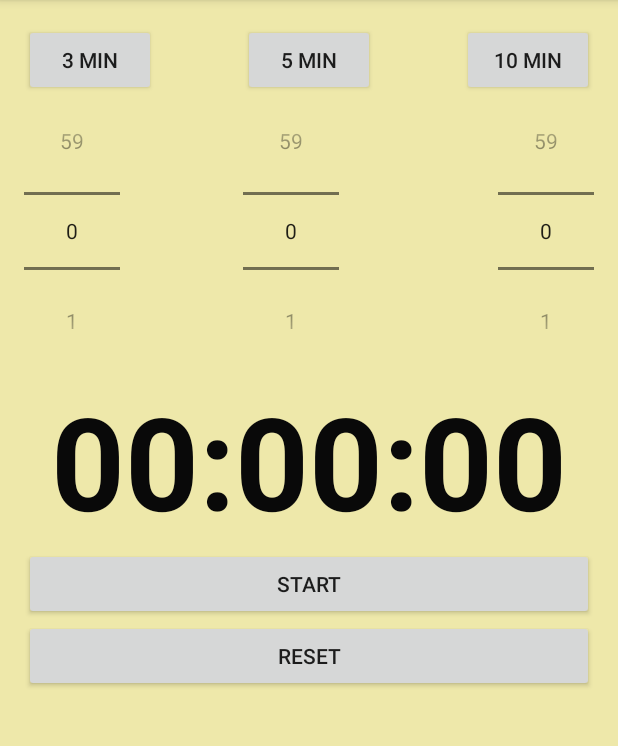
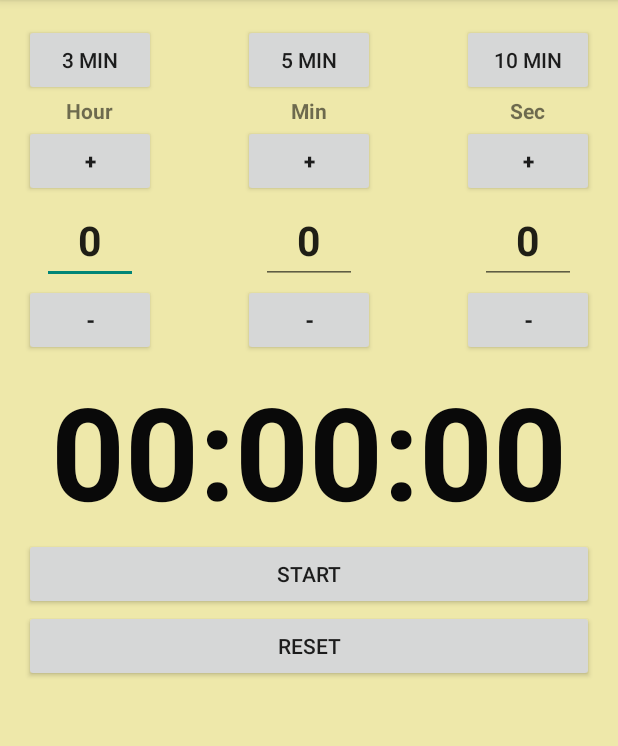
Before and after one commit to rodolfothegreat/AContdownTimer, an Android app: the screen it shows after launch (TimerMainActivity), on a phone screen of 412 x 824 dp, the part 84-830 px from its top. Run offline under Robolectric (Android 15) with nearby library versions, the phone set to English and light mode, and no system bars.

```diff
--- a/app/build.gradle
+++ b/app/build.gradle
@@ -3,13 +3,11 @@ apply plugin: 'com.android.application'
 android {
     compileSdkVersion 21
     buildToolsVersion "21.1.2"
-
     defaultConfig {
         applicationId "com.manzana.rde.acontdowntimer"
         minSdkVersion 13
         targetSdkVersion 21
-        versionCode 1
-        versionName "1.0"
+        versionName '1.5'
     }
     buildTypes {
         release {
@@ -17,6 +15,8 @@ android {
             proguardFiles getDefaultProguardFile('proguard-android.txt'), 'proguard-rules.pro'
         }
     }
+    productFlavors {
+    }
 }
 
 dependencies {
--- /dev/null
+++ b/app/src/main/java/com/manzana/rde/acontdowntimer/RdeSelectorView.java
@@ -0,0 +1,183 @@
+package com.manzana.rde.acontdowntimer;
+
+/**
+ * Created by Rodolfo on 4/04/2015.
+ */
+import android.content.Context;
+import android.content.res.TypedArray;
+import android.graphics.Canvas;
+import android.graphics.Color;
+import android.graphics.Paint;
+import android.graphics.drawable.Drawable;
+import android.text.Editable;
+import android.text.TextPaint;
+import android.text.TextWatcher;
+import android.util.AttributeSet;
+import android.view.LayoutInflater;
+import android.view.View;
+import android.widget.Button;
+import android.widget.EditText;
+import android.widget.ImageButton;
+import android.widget.LinearLayout;
+import android.widget.TextView;
+
+
+/**
+ * TODO: document your custom view class.
+ */
+public class RdeSelectorView extends LinearLayout {
+
+    Button btnUp = null;
+    Button btnDown = null;
+    EditText  edtNumber = null;
+    TextView tvCaption;
+    private int mMax = 59;
+
+    public void setEnabled(boolean enabled){
+
+        super.setEnabled(enabled);
+        if (btnUp != null)
+            btnUp.setEnabled(enabled);
+
+        if (btnDown != null)
+            btnDown.setEnabled(enabled);
+
+        if(edtNumber != null)
+            edtNumber.setEnabled(enabled);
+
+    }
+
+    static int stringtoInteger(String x) {
+        String value = "";
+        for (int i = 0; i < x.length(); i++) {
+            char character = x.charAt(i);
+            if (Character.isDigit(character)) {
+                value = value + character;
+            }
+        }
+        if (value == "")
+            value = "0";
+        return Integer.parseInt(value);
+    }
+
+    public int getMax() {
+        return mMax;
+    }
+
+    public void setMax(int amax) {
+        mMax = amax;
+        if (mMax > 99)
+            mMax = 99;
+    }
+
+    public void setValue(int avalue) {
+        if (avalue < 0)
+            avalue = 0;
+        if(avalue > mMax)
+            avalue = mMax;
+        edtNumber.setText(String.valueOf(avalue));
+    }
+
+    public int getValue() {
+        return stringtoInteger(edtNumber.getText().toString().trim());
+    }
+
+    public void setCaption(String acaption) {
+        tvCaption.setText(acaption);
+    }
+
+    public RdeSelectorView(Context context) {
+        super(context);
+        init(context, null, 0);
+    }
+
+    public RdeSelectorView(Context context, AttributeSet attrs) {
+        super(context, attrs);
+        init(context, attrs, 0);
+    }
+
+    public RdeSelectorView(Context context, AttributeSet attrs, int defStyle) {
+        super(context, attrs, defStyle);
+        init(context, attrs, defStyle);
+    }
+
+    private void init(Context context, AttributeSet attrs, int defStyle) {
+        // Load attributes
+        LayoutInflater inflater = LayoutInflater.from(context);
+        //inflater.inflate(R.layout.rde_selector_view, this);
+        inflater.inflate(R.layout.layout_extra , this);
+
+        btnUp = (Button) findViewById(R.id.btnUp);
+        btnUp.setOnClickListener(new OnClickListener() {
+            @Override
+            public void onClick(View v) {
+                String avalue = edtNumber.getText().toString().trim();
+                if (avalue.length() == 0)
+                    avalue = "0";
+
+                int thevalue = RdeSelectorView.stringtoInteger(avalue) + 1;
+                if (thevalue > mMax)
+                    thevalue = mMax;
+
+                edtNumber.setText(String.valueOf(thevalue) );
+
+            }
+        });
+        btnDown = (Button) findViewById(R.id.btnDown);
+        btnDown.setOnClickListener(new OnClickListener() {
+            @Override
+            public void onClick(View v) {
+                String avalue = edtNumber.getText().toString().trim();
+                if(avalue.length() == 0)
+                    avalue = "0";
+
+                int thevalue = RdeSelectorView.stringtoInteger(avalue) - 1;
+                if (thevalue < 0)
+                    thevalue = 0;
+
+                edtNumber.setText(String.valueOf(thevalue) );
+
+            }
+        });
+        edtNumber = (EditText)findViewById(R.id.edtNumber);
+        edtNumber.setText("0");
+        edtNumber.addTextChangedListener(new TextWatcher() {
+            @Override
+            public void beforeTextChanged(CharSequence s, int start, int count, int after) {
+
+            }
+
+            @Override
+            public void onTextChanged(CharSequence s, int start, int before, int count) {
+            }
+
+            @Override
+            public void afterTextChanged(Editable s) {
+                String avalue = edtNumber.getText().toString().trim();
+                int thevalue = RdeSelectorView.stringtoInteger(avalue);
+                int oldvalue = thevalue;
+                if (thevalue < 0)
+                    thevalue = 0;
+                if(thevalue > mMax)
+                    thevalue = mMax;
+                if(oldvalue != thevalue)
+                    edtNumber.setText(String.valueOf(thevalue) );
+            }
+        });
+
+        tvCaption = (TextView) findViewById(R.id.tvCaption);
+
+
+        // Set up a default TextPaint object
+
+        // Update TextPaint and text measurements from attributes
+    }
+
+
+    @Override
+    protected void onDraw(Canvas canvas) {
+        super.onDraw(canvas);
+
+    }
+
+}
--- a/app/src/main/java/com/manzana/rde/acontdowntimer/TimerMainActivity.java
+++ b/app/src/main/java/com/manzana/rde/acontdowntimer/TimerMainActivity.java
@@ -34,9 +34,9 @@ import android.widget.Toast;
 
 public class TimerMainActivity extends ActionBarActivity {
 
-    NumberPicker npHours;
-    NumberPicker npMins;
-    NumberPicker npSecs;
+    RdeSelectorView npHours;
+    RdeSelectorView npMins;
+    RdeSelectorView npSecs;
     Button btnStart;
     Button btnReset;
     Button btn3Min;
@@ -56,19 +56,19 @@ public class TimerMainActivity extends ActionBarActivity {
     protected void onCreate(Bundle savedInstanceState) {
         super.onCreate(savedInstanceState);
         setContentView(R.layout.activity_main);
-        npHours = (NumberPicker) findViewById(R.id.npHours);
-        npMins = (NumberPicker) findViewById(R.id.npMins);
-        npSecs = (NumberPicker) findViewById(R.id.npSecs);
-        npSecs.setMinValue(0);
-        npSecs.setMaxValue(59);
+        npHours = (RdeSelectorView) findViewById(R.id.npHours);
+        npHours.setCaption("Hour");
+        npMins = (RdeSelectorView) findViewById(R.id.npMins);
+        npMins.setCaption("Min");
+        npSecs = (RdeSelectorView) findViewById(R.id.npSecs);
+        npSecs.setCaption("Sec");
+        npSecs.setMax(59);
     //    npSecs.setWrapSelectorWheel(true);
 
-        npMins.setMinValue(0);
-        npMins.setMaxValue(59);
+        npMins.setMax(59);
         //   npMins.setWrapSelectorWheel(false);
 
-        npHours.setMinValue(0);
-        npHours.setMaxValue(59);
+        npHours.setMax(59);
         //    npHours.setWrapSelectorWheel(false);
 
 
--- a/app/src/main/res/layout-land/activity_main.xml
+++ b/app/src/main/res/layout-land/activity_main.xml
@@ -47,43 +47,6 @@
             </Button>
         </LinearLayout>
 
-        <LinearLayout
-            android:orientation="horizontal"
-            android:layout_width="match_parent"
-            android:layout_height="wrap_content"
-            android:paddingTop="5dp"
-            android:paddingBottom="5dp"
-            android:gravity="center|fill_horizontal">
-
-            <TextView
-                android:layout_width="wrap_content"
-                android:layout_height="wrap_content"
-                android:text="Hours"
-                android:layout_gravity="center_horizontal"
-                android:gravity="center"
-                android:layout_weight="1"
-                android:id="@+id/textView1"/>
-
-            <TextView
-                android:layout_width="wrap_content"
-                android:layout_height="wrap_content"
-                android:text="Mins"
-                android:layout_gravity="fill_horizontal|center_horizontal|bottom|right"
-                android:layout_weight="1"
-                android:gravity="center"
-                android:id="@+id/textView2" />
-            <TextView
-                android:layout_width="wrap_content"
-                android:layout_height="wrap_content"
-                android:text="Secs"
-                android:layout_gravity="center_horizontal"
-                android:layout_weight="1"
-                android:gravity="center"
-                android:id="@+id/textView3"
-                android:textAlignment="center" />
-
-        </LinearLayout>
-
 
         <LinearLayout
             android:orientation="horizontal"
@@ -92,22 +55,25 @@
             android:paddingTop="5dp"
             android:paddingBottom="5dp"
             android:gravity="center|fill_horizontal">
-            <NumberPicker
+            <view
                 android:layout_width="wrap_content"
                 android:layout_height="wrap_content"
+                class="com.manzana.rde.acontdowntimer.RdeSelectorView"
                 android:id="@+id/npHours"
                 android:layout_weight="1"
                 android:orientation="vertical" />
 
-            <NumberPicker
+            <view
                 android:layout_width="wrap_content"
                 android:layout_height="wrap_content"
+                class="com.manzana.rde.acontdowntimer.RdeSelectorView"
                 android:layout_weight="1"
                 android:id="@+id/npMins" />
 
-            <NumberPicker
+            <view
                 android:layout_width="wrap_content"
                 android:layout_height="wrap_content"
+                class="com.manzana.rde.acontdowntimer.RdeSelectorView"
                 android:layout_weight="1"
                 android:id="@+id/npSecs" />
 
--- a/app/src/main/res/layout/activity_main.xml
+++ b/app/src/main/res/layout/activity_main.xml
@@ -1,5 +1,6 @@
 <RelativeLayout xmlns:android="http://schemas.android.com/apk/res/android"
     xmlns:tools="http://schemas.android.com/tools" android:layout_width="match_parent"
+    xmlns:custom="http://schemas.android.com/apk/res-auto"
     android:layout_height="match_parent" android:paddingLeft="@dimen/activity_horizontal_margin"
     android:paddingRight="@dimen/activity_horizontal_margin"
     android:paddingTop="@dimen/activity_vertical_margin"
@@ -34,30 +35,33 @@
         android:layout_alignParentEnd="false" />
 
 
-    <NumberPicker
+    <view
         android:layout_width="wrap_content"
         android:layout_height="wrap_content"
         android:id="@+id/npHours"
         android:layout_below="@+id/btn3Min"
         android:layout_alignLeft="@+id/btn3Min"
         android:layout_alignStart="@+id/btn3Min"
+        class="com.manzana.rde.acontdowntimer.RdeSelectorView"
         android:orientation="vertical" />
 
-    <NumberPicker
+    <view
         android:layout_width="wrap_content"
         android:layout_height="wrap_content"
         android:id="@+id/npMins"
         android:layout_alignTop="@+id/npHours"
         android:layout_alignLeft="@+id/btn5Min"
+        class="com.manzana.rde.acontdowntimer.RdeSelectorView"
         android:layout_alignStart="@+id/btn5Min" />
 
-    <NumberPicker
+    <view
         android:layout_width="wrap_content"
         android:layout_height="wrap_content"
         android:id="@+id/npSecs"
         android:layout_alignTop="@+id/npMins"
         android:layout_alignParentRight="true"
         android:layout_alignParentEnd="true"
+        class="com.manzana.rde.acontdowntimer.RdeSelectorView"
         android:measureWithLargestChild="true" />
 
     <LinearLayout
--- /dev/null
+++ b/app/src/main/res/layout/layout_extra.xml
@@ -0,0 +1,55 @@
+<?xml version="1.0" encoding="utf-8"?>
+<merge xmlns:android="http://schemas.android.com/apk/res/android"
+    android:layout_width="match_parent" android:layout_height="match_parent">
+
+    <LinearLayout
+        android:layout_width="match_parent"
+        android:layout_height="match_parent"
+        android:gravity="center|fill_vertical"
+        android:orientation="vertical">
+
+        <TextView
+            android:layout_width="wrap_content"
+            android:layout_height="wrap_content"
+            android:text="Secs"
+            android:id="@+id/tvCaption"
+            android:layout_gravity="center_horizontal"
+            android:textStyle="bold" />
+
+        <Button
+            android:id="@+id/btnUp"
+            android:layout_width="wrap_content"
+            android:layout_height="wrap_content"
+            android:text=" + "
+            android:textStyle="bold" />
+
+        <EditText
+            android:layout_width="wrap_content"
+            android:layout_height="wrap_content"
+            android:inputType="number"
+            android:ems="2"
+            android:id="@+id/edtNumber"
+            android:editable="true"
+            android:singleLine="true"
+            android:textSize="27dp"
+            android:textStyle="bold"
+            android:text="10"
+            android:maxLength="2"
+            android:enabled="true"
+            android:gravity="center_horizontal"
+            android:numeric="integer" />
+
+        <Button
+            android:layout_width="wrap_content"
+            android:layout_height="wrap_content"
+            android:scaleType="fitXY"
+            android:id="@+id/btnDown"
+            android:text=" - "
+            android:textStyle="bold" />
+
+
+
+    </LinearLayout>
+
+
+</merge>
--- a/app/src/main/res/menu/menu_dialog.xml
+++ b/app/src/main/res/menu/menu_dialog.xml
@@ -4,4 +4,6 @@
     tools:context="com.manzana.rde.acontdowntimer.DialogActivity">
     <item android:id="@+id/action_settings" android:title="@string/action_settings"
         android:orderInCategory="100" app:showAsAction="never" />
+    <item android:id="@+id/action_about" android:title="@string/action_about"
+        android:orderInCategory="100" app:showAsAction="never" />
 </menu>
--- a/app/src/main/res/menu/menu_timer_main.xml
+++ b/app/src/main/res/menu/menu_timer_main.xml
@@ -3,4 +3,7 @@
     xmlns:tools="http://schemas.android.com/tools" tools:context=".TimerMainActivity">
     <item android:id="@+id/action_settings" android:title="@string/action_settings"
         android:orderInCategory="100" app:showAsAction="never" />
+    <item android:id="@+id/action_about" android:title="@string/action_about"
+        android:orderInCategory="100" app:showAsAction="never" />
+
 </menu>
--- a/app/src/main/res/values/strings.xml
+++ b/app/src/main/res/values/strings.xml
@@ -2,7 +2,8 @@
     <string name="app_name">A Countdown Timer</string>
 
     <string name="hello_world">Hello world!</string>
-    <string name="action_settings">About</string>
+    <string name="action_settings">Settings</string>
+    <string name="action_about">About</string>
     <string name="Start">Start</string>
     <string name="Reset">Reset</string>
     <string name="Pause">Pause</string>
```
Also changed, not shown: app/src/main/res/mipmap-hdpi/ic_launcher.png, app/src/main/res/mipmap-mdpi/ic_launcher.png, app/src/main/res/mipmap-xhdpi/ic_launcher.png, app/src/main/res/mipmap-xxhdpi/ic_launcher.png.
